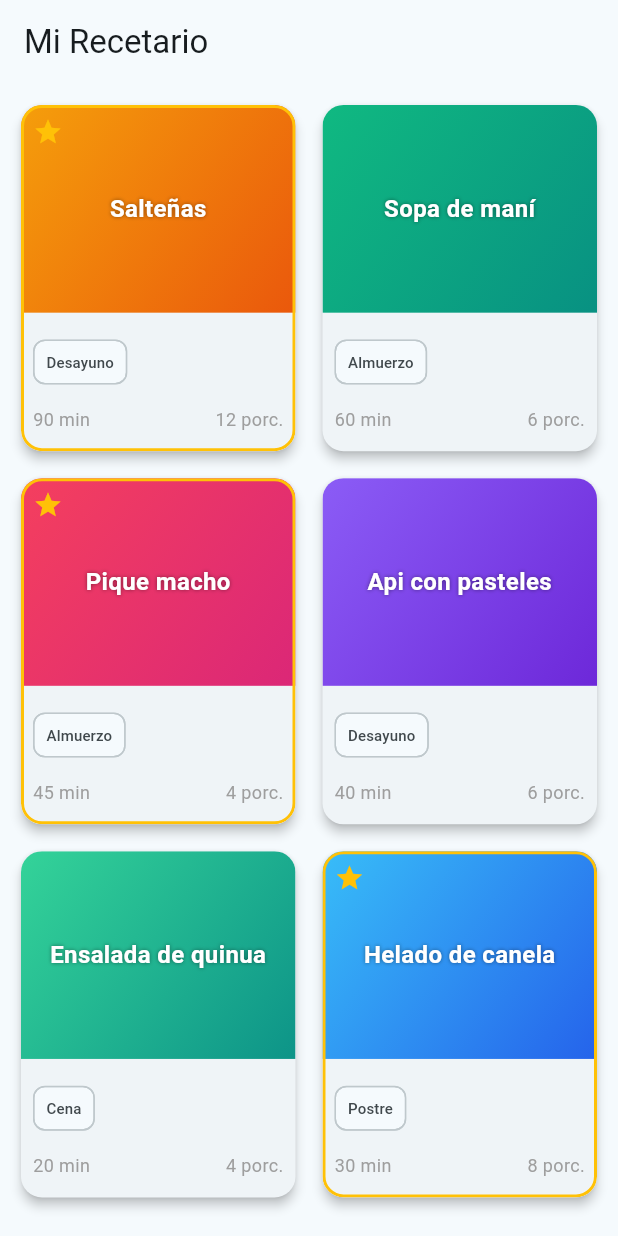
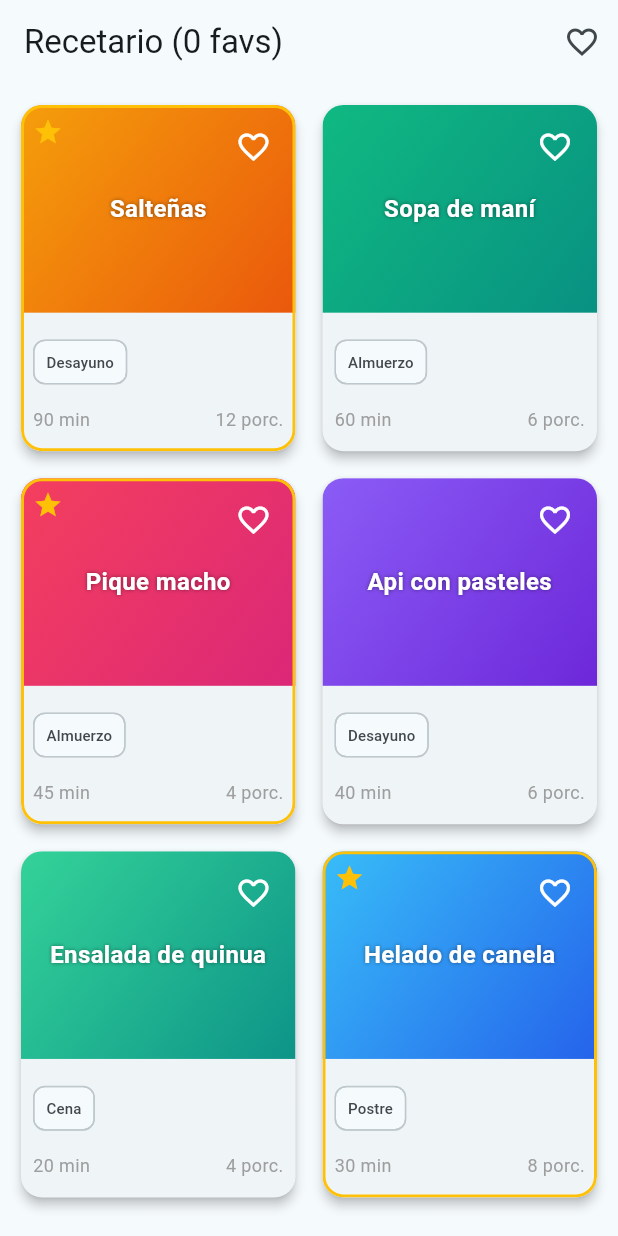
Before and after one commit to SSSG7Y/recetario_app, a Flutter app: the screen it shows after launch, on a phone screen of 412 x 824 dp. Run offline on Flutter 3.47's test engine with Material 3 defaults, Android fonts, the phone set to English and light mode, and no system bars.

Commit message:
Tarea 3: Implementar favoritos y filtro de favoritos

```diff
--- a/lib/screens/pantalla_recetas.dart
+++ b/lib/screens/pantalla_recetas.dart
@@ -12,14 +12,43 @@ class PantallaRecetas extends StatefulWidget {
 
 class _PantallaRecetasState extends State<PantallaRecetas> {
   final List<Receta> _listaRecetas = List.from(recetasSemilla);
+  final Set<int> _favoritos = {}; // Almacena los IDs de las recetas favoritas
+  bool _soloFavoritos = false;     // Estado del filtro
 
   @override
   Widget build(BuildContext context) {
+    // Filtrar la lista según el estado actual del filtro de favoritos
+    final recetasMostradas = _soloFavoritos
+        ? _listaRecetas.where((r) => _favoritos.contains(r.id)).toList()
+        : _listaRecetas;
+
     return Scaffold(
       appBar: AppBar(
-        title: const Text('Mi Recetario'),
+        title: Text('Recetario (${_favoritos.length} favs)'),
+        actions: [
+          // Botón en la AppBar para alternar entre todas y solo favoritas
+          IconButton(
+            icon: Icon(
+              _soloFavoritos ? Icons.favorite : Icons.favorite_border,
+              color: _soloFavoritos ? Colors.red : null,
             ),
-      body: GridView.builder(
+            tooltip: _soloFavoritos ? 'Mostrar todas' : 'Ver solo favoritas',
+            onPressed: () {
+              setState(() {
+                _soloFavoritos = !_soloFavoritos;
+              });
+            },
+          ),
+        ],
+      ),
+      body: recetasMostradas.isEmpty
+          ? const Center(
+              child: Text(
+                'No hay recetas favoritas guardadas',
+                style: TextStyle(fontSize: 16, color: Colors.grey),
+              ),
+            )
+          : GridView.builder(
               padding: const EdgeInsets.all(10.0),
               gridDelegate: const SliverGridDelegateWithFixedCrossAxisCount(
                 crossAxisCount: 2,
@@ -27,9 +56,10 @@ class _PantallaRecetasState extends State<PantallaRecetas> {
                 mainAxisSpacing: 10,
                 childAspectRatio: 0.8,
               ),
-        itemCount: _listaRecetas.length,
+              itemCount: recetasMostradas.length,
               itemBuilder: (context, index) {
-          final receta = _listaRecetas[index];
+                final receta = recetasMostradas[index];
+                final esFavorito = _favoritos.contains(receta.id);
 
                 return Card(
                   elevation: 3,
@@ -69,6 +99,26 @@ class _PantallaRecetasState extends State<PantallaRecetas> {
                                     top: 8,
                                     left: 8,
                                     child: Icon(Icons.star, color: Colors.amber, size: 20),
+                                  ),
+                                // Botón de favorito individual dentro de cada tarjeta
+                                Positioned(
+                                  top: 4,
+                                  right: 4,
+                                  child: IconButton(
+                                    icon: Icon(
+                                      esFavorito ? Icons.favorite : Icons.favorite_border,
+                                      color: esFavorito ? Colors.red : Colors.white,
+                                    ),
+                                    onPressed: () {
+                                      setState(() {
+                                        if (esFavorito) {
+                                          _favoritos.remove(receta.id);
+                                        } else {
+                                          _favoritos.add(receta.id);
+                                        }
+                                      });
+                                    },
+                                  ),
                                 ),
                                 Center(
                                   child: Padding(
```
Lines whose indentation alone changed are shown as unchanged.
